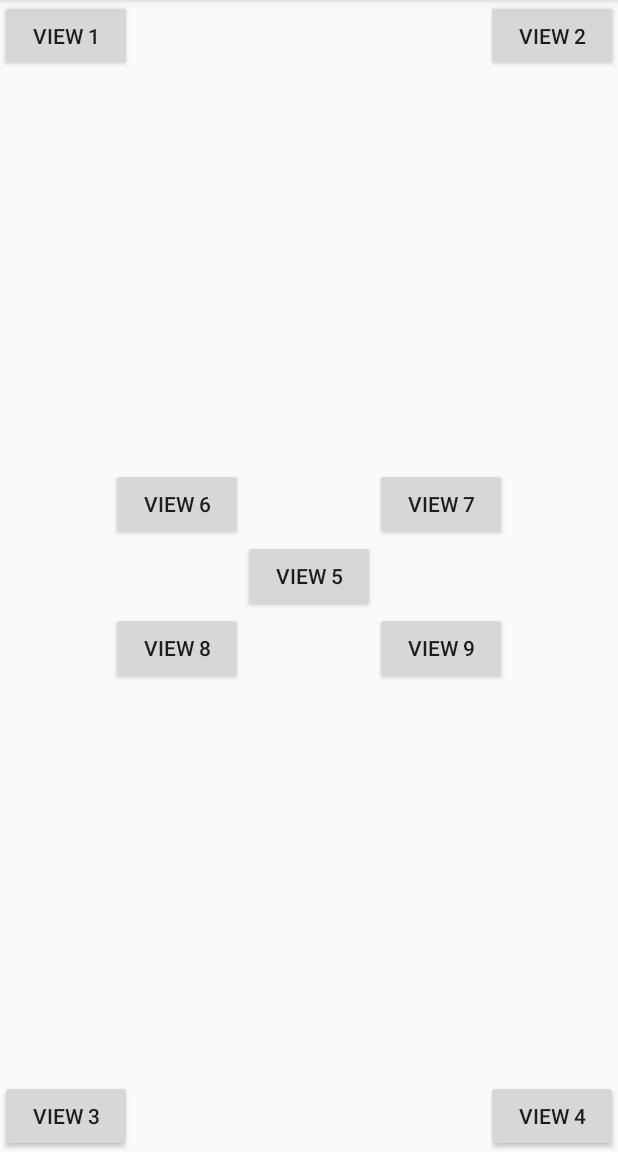
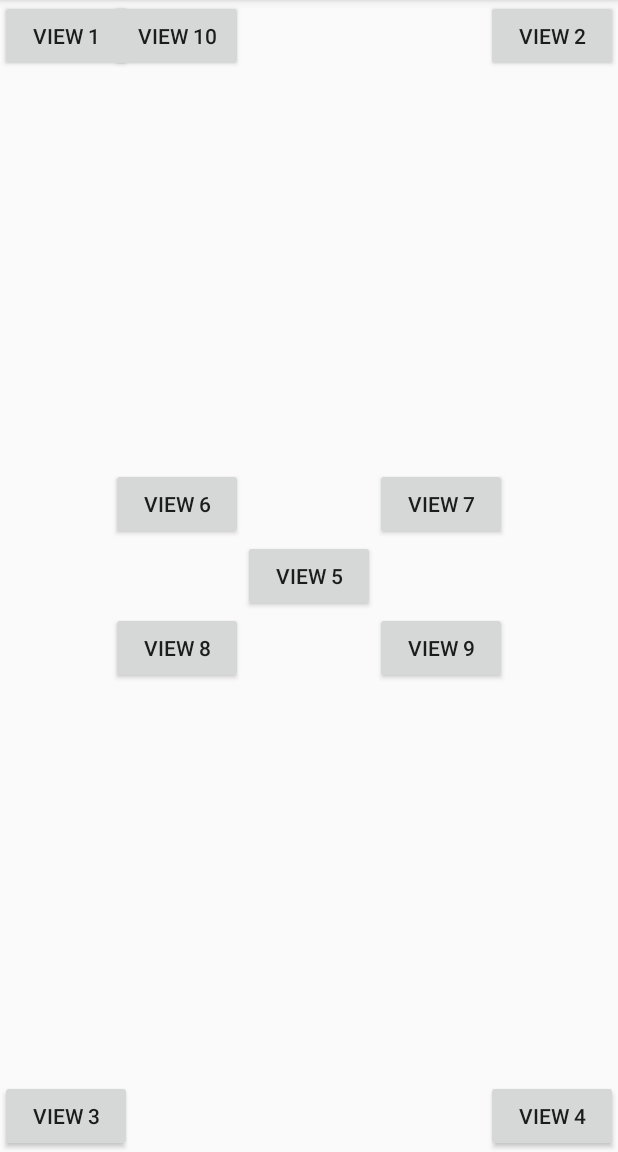
Before and after one commit to phamtanphat/RelativeLayout08102019, an Android app: the screen it shows after launch (MainActivity), on a phone screen of 412 x 824 dp, the part 84-1236 px from its top. Run offline under Robolectric (Android 15) with nearby library versions, the phone set to English and light mode, and no system bars.

Commit message:
feat : align

```diff
--- a/app/src/main/res/layout/activity_main.xml
+++ b/app/src/main/res/layout/activity_main.xml
@@ -33,6 +33,7 @@
         android:layout_width="wrap_content"
         android:layout_height="wrap_content"/>
     <Button
+        android:id="@+id/buttonView6"
         android:layout_toLeftOf="@id/buttonView5"
         android:layout_above="@id/buttonView5"
         android:text="View 6"
@@ -56,5 +57,10 @@
         android:text="View 9"
         android:layout_width="wrap_content"
         android:layout_height="wrap_content"/>
+    <Button
+        android:layout_alignLeft="@id/buttonView6"
+        android:text="View 10"
+        android:layout_width="wrap_content"
+        android:layout_height="wrap_content"/>
 
 </RelativeLayout>
```
